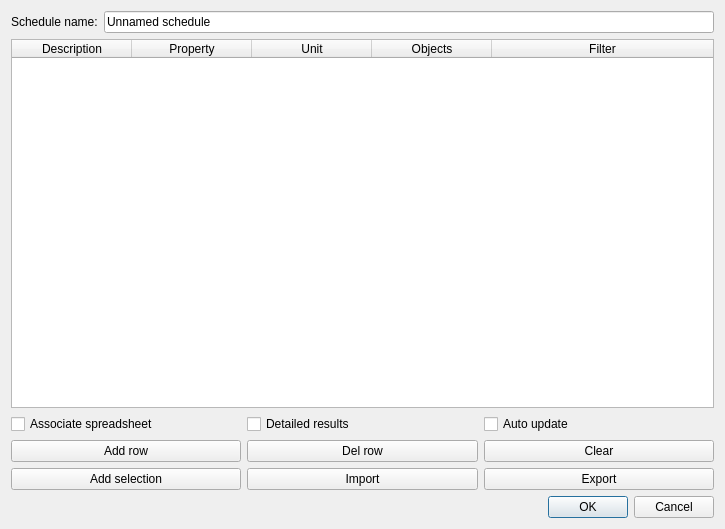
Above: src/Mod/BIM/Resources/ui/ArchSchedule.ui from southseact-3d/fcd before the change. Below: the same form after it.
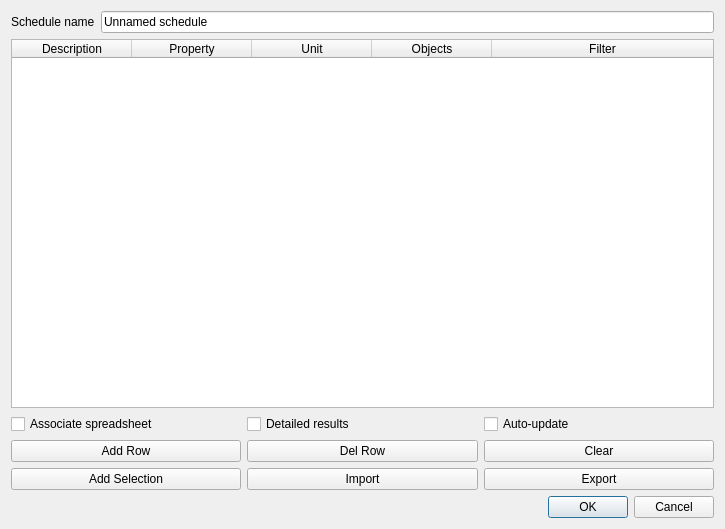
That is the form after the change. Icons and pictures are not drawn. Custom widgets are drawn as their Qt base class.

Patch:
```diff
--- a/src/Mod/BIM/Resources/ui/ArchSchedule.ui
+++ b/src/Mod/BIM/Resources/ui/ArchSchedule.ui
@@ -19,7 +19,7 @@
      <item>
       <widget class="QLabel" name="label">
        <property name="text">
-        <string>Schedule name:</string>
+        <string>Schedule name</string>
        </property>
       </widget>
      </item>
@@ -146,7 +146,7 @@
         <string>If this is enabled, the schedule and the associated spreadsheet are updated whenever the document is recomputed.</string>
        </property>
        <property name="text">
-        <string>Auto update</string>
+        <string>Auto-update</string>
        </property>
       </widget>
      </item>
@@ -160,7 +160,7 @@
         <string>Adds a line below the selected line/cell</string>
        </property>
        <property name="text">
-        <string>Add row</string>
+        <string>Add Row</string>
        </property>
        <property name="icon">
         <iconset theme="add">
@@ -174,7 +174,7 @@
         <string>Deletes the selected line</string>
        </property>
        <property name="text">
-        <string>Del row</string>
+        <string>Del Row</string>
        </property>
        <property name="icon">
         <iconset theme="remove">
@@ -202,7 +202,7 @@
         <string>Put selected objects into the 'Objects' column of the selected row</string>
        </property>
        <property name="text">
-        <string>Add selection</string>
+        <string>Add Selection</string>
        </property>
       </widget>
      </item>
```
Left out of the diff: 8 changed lines with no effect on the pictures.
